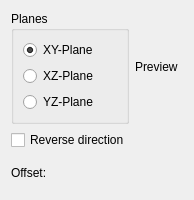
Qt form src/Gui/TaskView/TaskOrientation.ui (southseact-3d/fcd) before a commit.
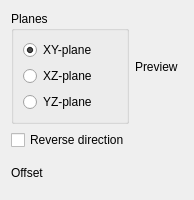
The same form after that commit. Custom widgets are drawn as their Qt base class.

Diff of the .ui file:
```diff
--- a/src/Gui/TaskView/TaskOrientation.ui
+++ b/src/Gui/TaskView/TaskOrientation.ui
@@ -23,7 +23,7 @@
       <item>
        <widget class="QRadioButton" name="XY_radioButton">
         <property name="text">
-         <string>XY-Plane</string>
+         <string>XY-plane</string>
         </property>
         <property name="checked">
          <bool>true</bool>
@@ -33,14 +33,14 @@
       <item>
        <widget class="QRadioButton" name="XZ_radioButton">
         <property name="text">
-         <string>XZ-Plane</string>
+         <string>XZ-plane</string>
         </property>
        </widget>
       </item>
       <item>
        <widget class="QRadioButton" name="YZ_radioButton">
         <property name="text">
-         <string>YZ-Plane</string>
+         <string>YZ-plane</string>
         </property>
        </widget>
       </item>
@@ -78,7 +78,7 @@
      <item>
       <widget class="QLabel" name="label">
        <property name="text">
-        <string>Offset:</string>
+        <string>Offset</string>
        </property>
       </widget>
      </item>
```
Left out of the diff: 2 changed lines with no effect on the pictures.
